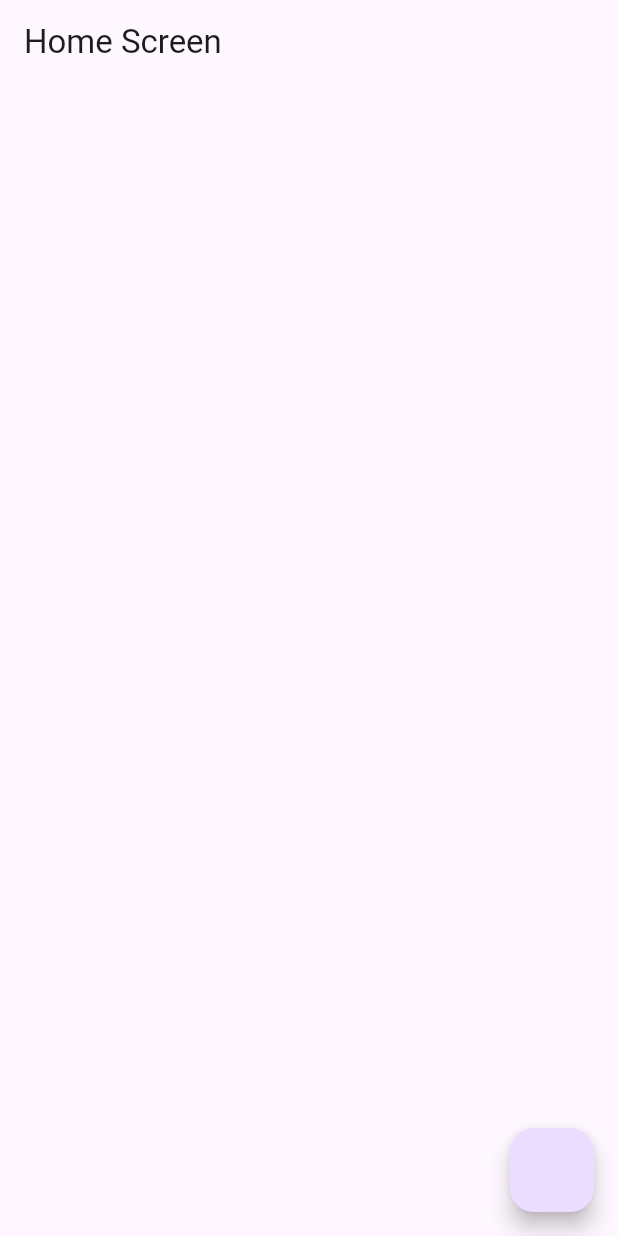
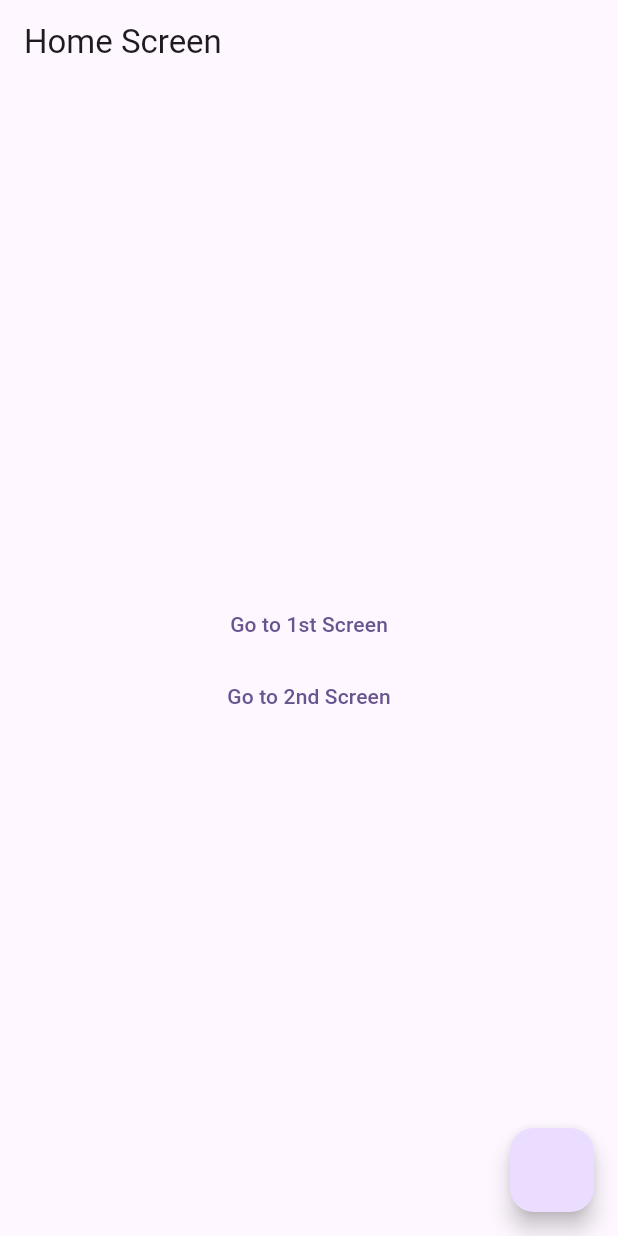
Before and after one commit to absoft-solution/GetX-Practice, a Flutter app: the screen it shows after launch, on a phone screen of 412 x 824 dp. Run offline on Flutter 3.47's test engine with Material 3 defaults, Android fonts, the phone set to English and light mode, and no system bars; our stand-ins replace get.

Commit message:
Added navigation with Getx

```diff
--- a/lib/main.dart
+++ b/lib/main.dart
@@ -1,6 +1,8 @@
 import 'package:flutter/material.dart';
 import 'package:get/get.dart';
+import 'package:getx_practice/view/first_screen.dart';
 import 'package:getx_practice/view/home_screen.dart';
+import 'package:getx_practice/view/second_screen.dart';
 
 void main() {
   runApp(const MyApp());
@@ -19,6 +21,11 @@ class MyApp extends StatelessWidget {
         useMaterial3: true,
       ),
       home: HomeScreen(),
+      getPages: [
+        GetPage(name: '/second_screen', page: ()=>SecondScreen()),
+        GetPage(name: '/first_screen', page: ()=>FirstScreen()),
+
+      ],
     );
   }
 }
--- a/lib/view/home_screen.dart
+++ b/lib/view/home_screen.dart
@@ -18,6 +18,20 @@ class _HomeScreenState extends State<HomeScreen> {
           "Hi","Hello"
         );
       }),
+      body: Center(
+        child: Column(
+          mainAxisAlignment: MainAxisAlignment.center,
+          crossAxisAlignment: CrossAxisAlignment.center,
+          children: [
+             TextButton(onPressed: (){
+                Get.toNamed('/first_screen');
+             },child: Text("Go to 1st Screen"),),
+            TextButton(onPressed: (){
+              Get.toNamed('/second_screen');
+            },child: Text("Go to 2nd Screen"),),
+          ],
+        ),
+      ),
     );
   }
 }
```
Also changed, not shown: lib/view/first_screen.dart (added, +30 -0 lines), lib/view/second_screen.dart (added, +30 -0 lines).
